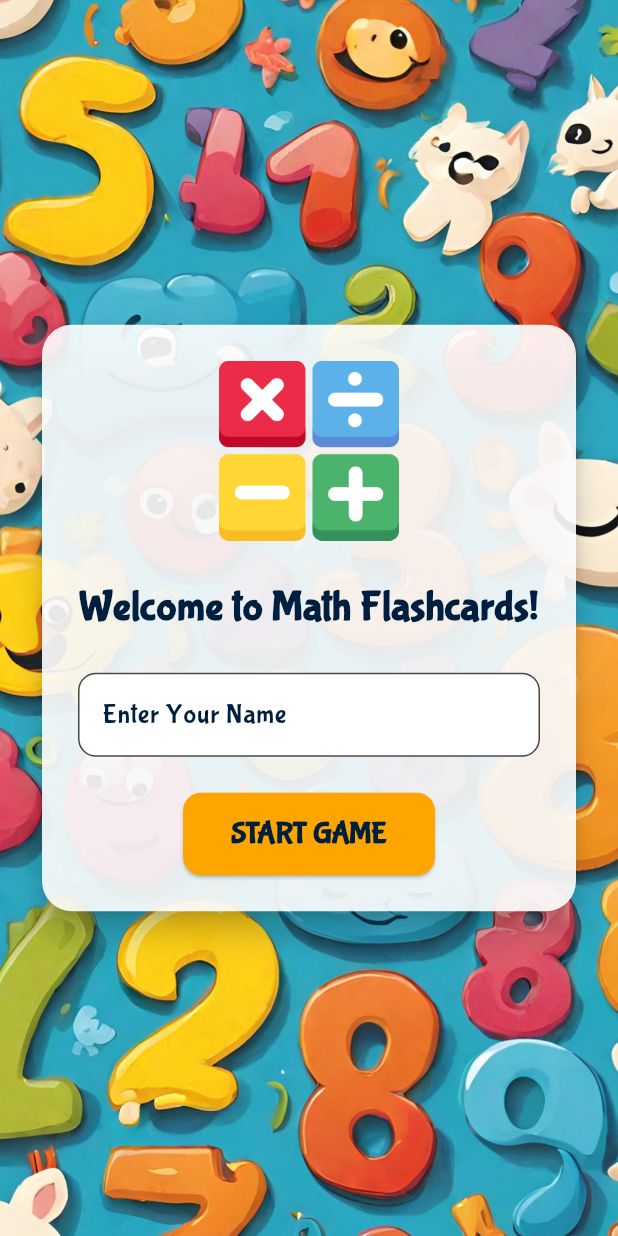
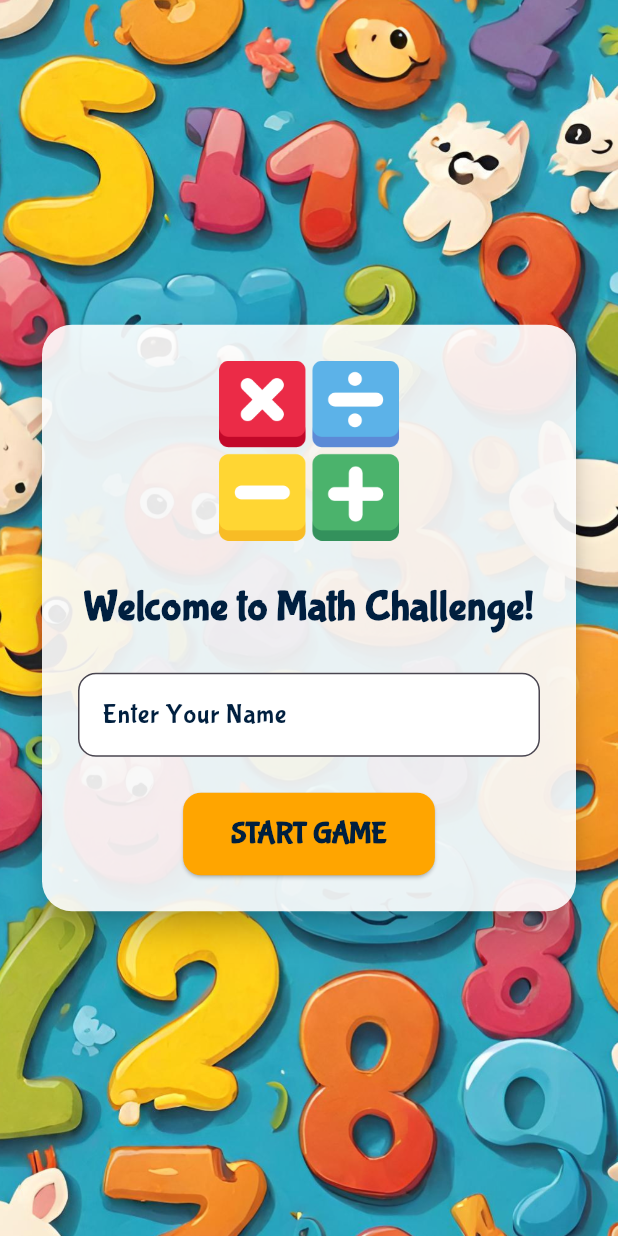
Before and after one commit to AshishBytes/math_challenge_app, a Flutter app: the screen it shows after launch, on a phone screen of 412 x 824 dp. Run offline on Flutter 3.47's test engine with Material 3 defaults, Android fonts, the phone set to English and light mode, and no system bars.

Commit message:
Update welcome message to reflect new branding

```diff
--- a/lib/welcome_page.dart
+++ b/lib/welcome_page.dart
@@ -47,7 +47,7 @@ class _WelcomePageState extends State<WelcomePage> {
                         ),
                         const SizedBox(height: 24.0),
                         const Text(
-                          'Welcome to Math Flashcards!',
+                          'Welcome to Math Challenge!',
                           textAlign: TextAlign.center,
                           style: TextStyle(
                             fontSize: 28,
```
Also changed, not shown: 1 other file.
